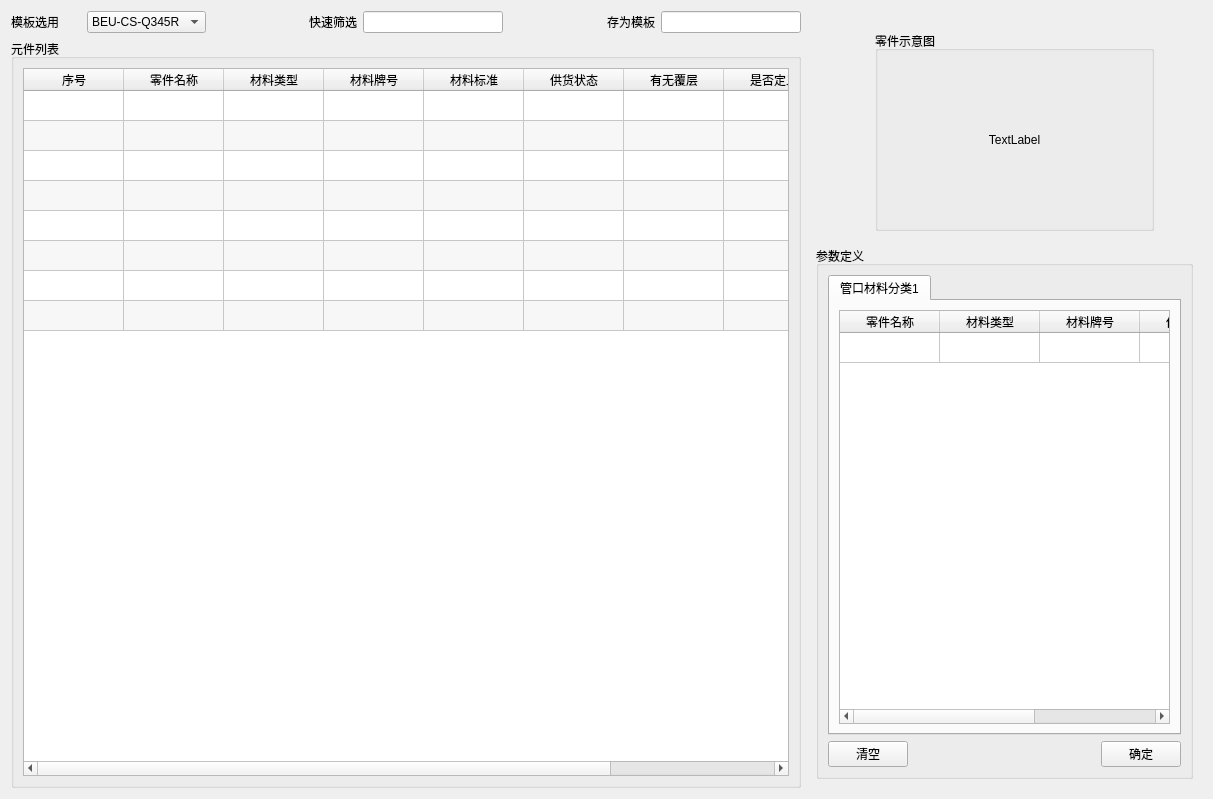
Before: the Qt Designer form modules/cailiaodingyi/ui/paradefine.ui in coconutwatersysdmg/DongLanpec, drawn with Qt 5.
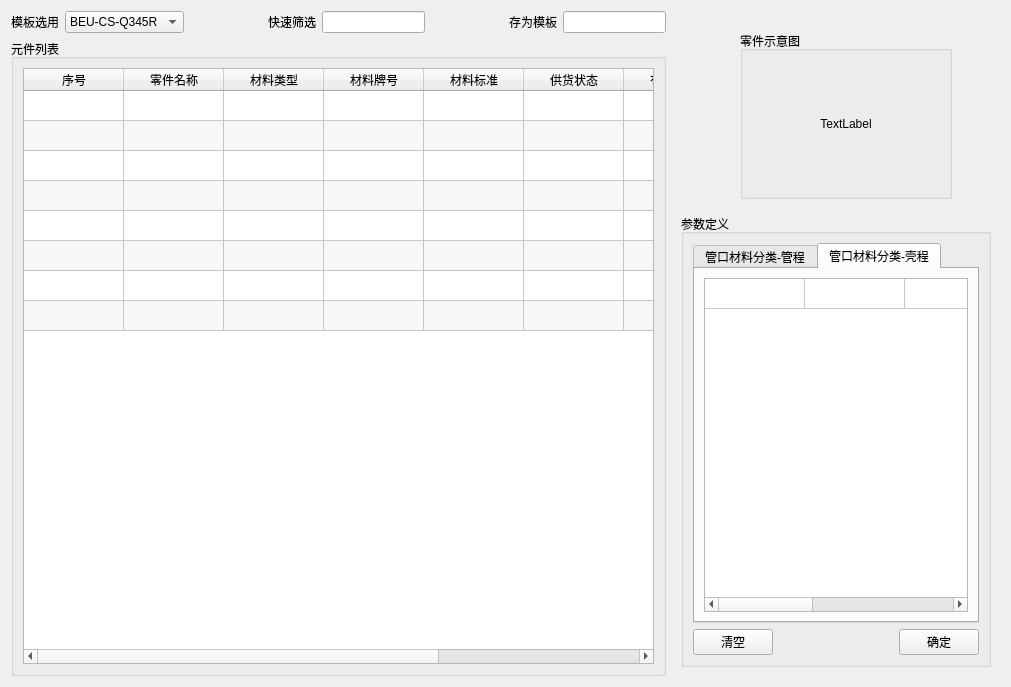
After: the same form once the commit is applied.

```diff
--- a/modules/cailiaodingyi/ui/paradefine.ui
+++ b/modules/cailiaodingyi/ui/paradefine.ui
@@ -6,8 +6,8 @@
    <rect>
     <x>0</x>
     <y>0</y>
-    <width>1213</width>
-    <height>799</height>
+    <width>1011</width>
+    <height>687</height>
    </rect>
   </property>
   <property name="windowTitle">
@@ -609,13 +609,15 @@
                   <item>
                    <layout class="QVBoxLayout" name="verticalLayout_3">
                     <item>
+                     <layout class="QHBoxLayout" name="horizontalLayout_19">
+                      <item>
                      <widget class="QTabWidget" name="tabWidget">
                       <property name="currentIndex">
-                       <number>0</number>
+                         <number>1</number>
                       </property>
                       <widget class="QWidget" name="tab">
                        <attribute name="title">
-                        <string>管口材料分类1</string>
+                          <string>管口材料分类-管程</string>
                        </attribute>
                        <layout class="QHBoxLayout" name="horizontalLayout_7">
                         <item>
@@ -623,7 +625,7 @@
                           <item>
                            <widget class="QTableWidget" name="tableWidget_define1">
                             <attribute name="horizontalHeaderVisible">
-                             <bool>true</bool>
+                               <bool>false</bool>
                             </attribute>
                             <attribute name="verticalHeaderVisible">
                              <bool>false</bool>
@@ -707,10 +709,103 @@
                         </item>
                        </layout>
                       </widget>
-                     </widget>
-                    </item>
-                    <item>
-                     <layout class="QHBoxLayout" name="horizontalLayout_19" stretch=""/>
+                        <widget class="QWidget" name="tab_5">
+                         <attribute name="title">
+                          <string>管口材料分类-壳程</string>
+                         </attribute>
+                         <layout class="QHBoxLayout" name="horizontalLayout_29">
+                          <item>
+                           <layout class="QVBoxLayout" name="verticalLayout_15">
+                            <item>
+                             <widget class="QTableWidget" name="tableWidget_define1_5">
+                              <attribute name="horizontalHeaderVisible">
+                               <bool>false</bool>
+                              </attribute>
+                              <attribute name="verticalHeaderVisible">
+                               <bool>false</bool>
+                              </attribute>
+                              <row>
+                               <property name="text">
+                                <string/>
+                               </property>
+                              </row>
+                              <column>
+                               <property name="text">
+                                <string>零件名称</string>
+                               </property>
+                               <property name="textAlignment">
+                                <set>AlignCenter</set>
+                               </property>
+                              </column>
+                              <column>
+                               <property name="text">
+                                <string>材料类型</string>
+                               </property>
+                              </column>
+                              <column>
+                               <property name="text">
+                                <string>材料牌号</string>
+                               </property>
+                              </column>
+                              <column>
+                               <property name="text">
+                                <string>供货状态</string>
+                               </property>
+                              </column>
+                              <column>
+                               <property name="text">
+                                <string>材料标准</string>
+                               </property>
+                              </column>
+                              <item row="0" column="0">
+                               <property name="text">
+                                <string/>
+                               </property>
+                               <property name="textAlignment">
+                                <set>AlignCenter</set>
+                               </property>
+                              </item>
+                              <item row="0" column="1">
+                               <property name="text">
+                                <string/>
+                               </property>
+                               <property name="textAlignment">
+                                <set>AlignCenter</set>
+                               </property>
+                              </item>
+                              <item row="0" column="2">
+                               <property name="text">
+                                <string/>
+                               </property>
+                               <property name="textAlignment">
+                                <set>AlignCenter</set>
+                               </property>
+                              </item>
+                              <item row="0" column="3">
+                               <property name="text">
+                                <string/>
+                               </property>
+                               <property name="textAlignment">
+                                <set>AlignCenter</set>
+                               </property>
+                              </item>
+                              <item row="0" column="4">
+                               <property name="text">
+                                <string/>
+                               </property>
+                               <property name="textAlignment">
+                                <set>AlignCenter</set>
+                               </property>
+                              </item>
+                             </widget>
+                            </item>
+                           </layout>
+                          </item>
+                         </layout>
+                        </widget>
+                       </widget>
+                      </item>
+                     </layout>
                     </item>
                    </layout>
                   </item>
```
Left out of the diff: 302 changed lines with no effect on the pictures. Lines whose indentation alone changed are shown as unchanged.
